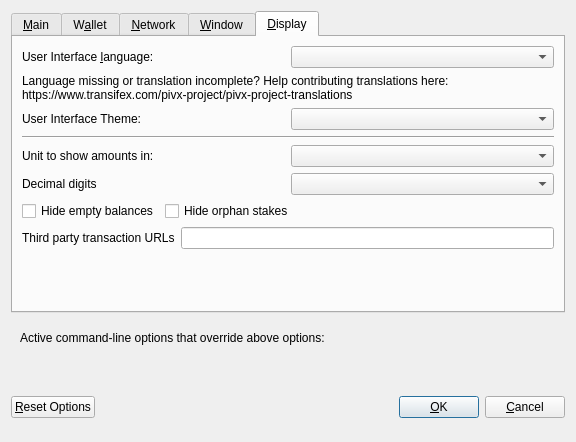
Qt form src/qt/forms/optionsdialog.ui (phoenixkonsole/transcendence) before a commit.
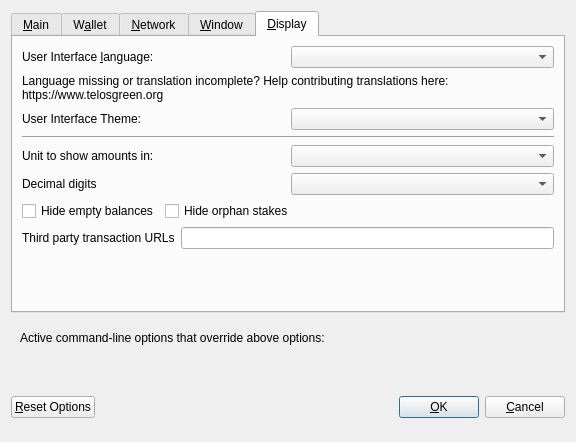
The same form after that commit. The open tabs and pages were chosen to show the change. Custom widgets are drawn as their Qt base class.

Patch:
```diff
--- a/src/qt/forms/optionsdialog.ui
+++ b/src/qt/forms/optionsdialog.ui
@@ -533,7 +533,7 @@
          </property>
          <property name="text">
           <string>Language missing or translation incomplete? Help contributing translations here:
-https://www.transifex.com/pivx-project/pivx-project-translations</string>
+https://www.telosgreen.org</string>
          </property>
          <property name="wordWrap">
           <bool>true</bool>
```
